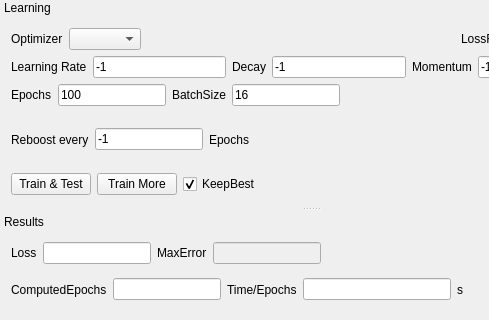
Qt form src/DNNLab/mainwindow.ui (edeforas/BeeDNN) before a commit; both pictures show x 0 to 489 and y 417 to 737 of the 1141 by 737 pixel window.
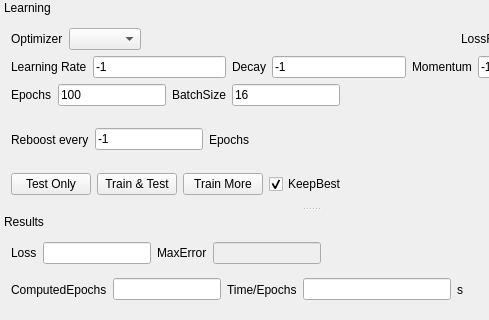
The same form after that commit.

Patch:
```diff
--- a/src/DNNLab/mainwindow.ui
+++ b/src/DNNLab/mainwindow.ui
@@ -632,6 +632,13 @@
      </item>
      <item row="4" column="0">
       <layout class="QHBoxLayout" name="horizontalLayout_12">
+       <item>
+        <widget class="QPushButton" name="btnTestOnly">
+         <property name="text">
+          <string>Test Only</string>
+         </property>
+        </widget>
+       </item>
        <item>
         <widget class="QPushButton" name="pushButton">
          <property name="text">
```
Left out of the diff: 2 changed lines with no effect on the pictures.
